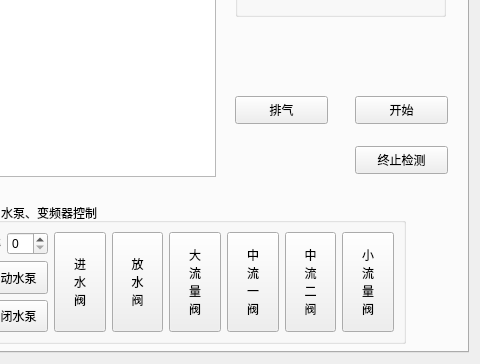
Above: source/weightMethod/weightmethod.ui from flimmy78/qtverify before the change; both pictures show x 698 to 1178 and y 461 to 825 of the 1178 by 825 pixel window. Below: the same form after it.
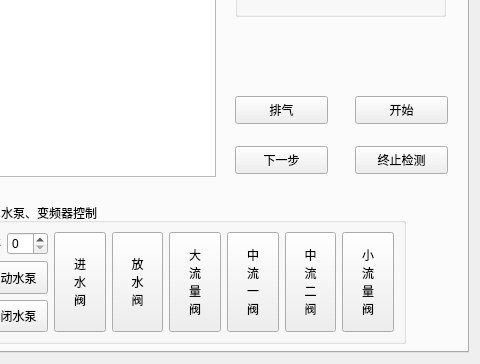
That is the form after the change.

```diff
--- a/source/weightMethod/weightmethod.ui
+++ b/source/weightMethod/weightmethod.ui
@@ -607,6 +607,19 @@
         </item>
        </layout>
       </widget>
+      <widget class="QPushButton" name="btnNext">
+       <property name="geometry">
+        <rect>
+         <x>920</x>
+         <y>570</y>
+         <width>93</width>
+         <height>28</height>
+        </rect>
+       </property>
+       <property name="text">
+        <string>下一步</string>
+       </property>
+      </widget>
      </widget>
      <widget class="QWidget" name="tab2">
       <attribute name="title">
```
